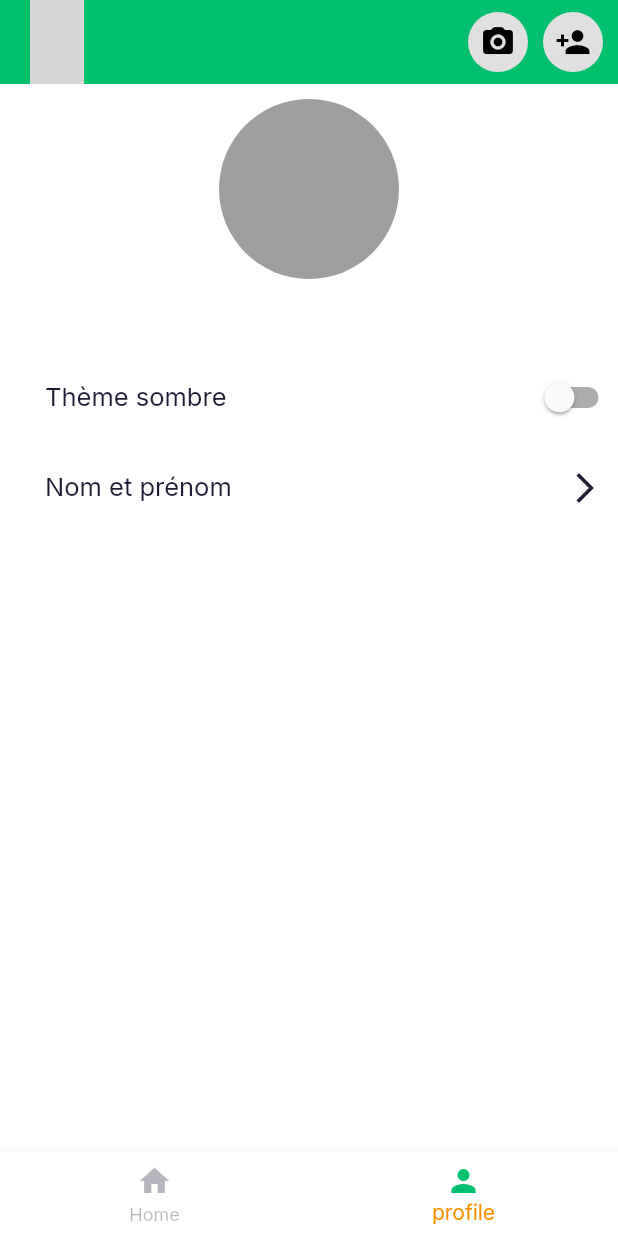
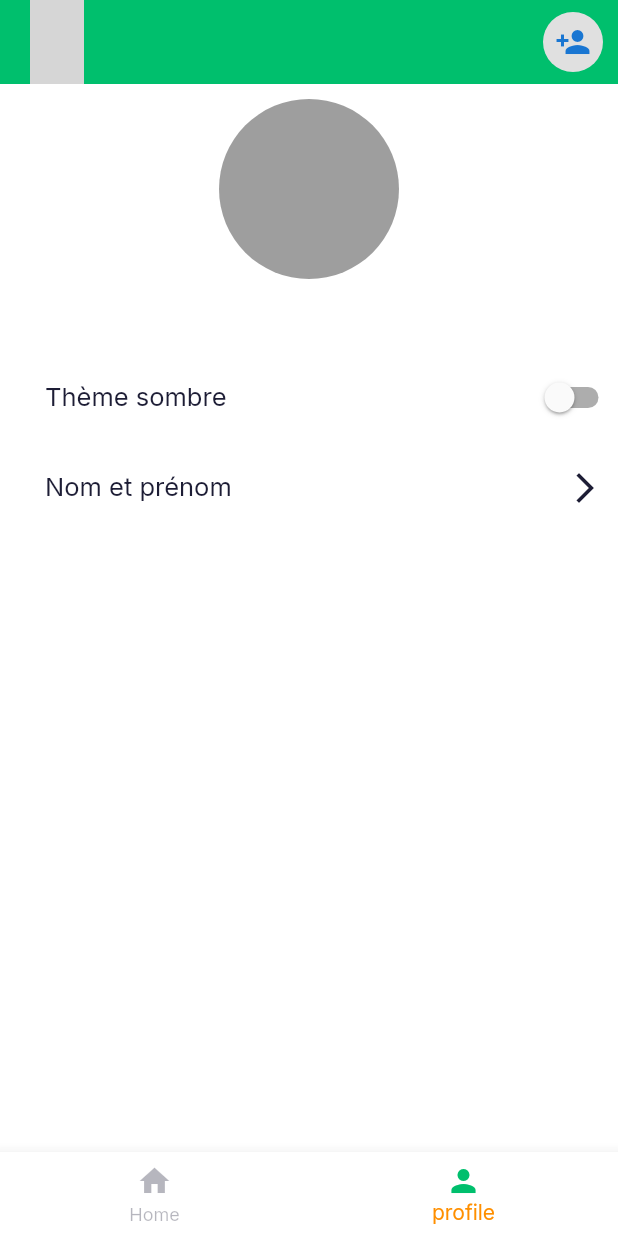
Before and after one commit to lerimeur/FL2-qwerty, a Flutter app: the MyBottomBar screen opened directly, item 2 of the bottom bar chosen, on a phone screen of 412 x 824 dp. Run offline on Flutter 3.47's test engine with Material 2 defaults, Android fonts, the phone set to English and light mode, and no system bars; our stand-ins replace animated_splash_screen, email_validator, google_fonts; accounts and stored records are empty; network calls fail; project files that could hold a hidden picture were left out; grey boxes are pictures that could not be loaded.

Commit message:
feat: create conv

```diff
--- a/lib/Component/bottom_bar.dart
+++ b/lib/Component/bottom_bar.dart
@@ -1,6 +1,6 @@
-import 'package:fl2_qwerty_messenger/Component/button.dart';
 import 'package:fl2_qwerty_messenger/Page/home.dart';
 import 'package:fl2_qwerty_messenger/Page/profile.dart';
+import 'package:fl2_qwerty_messenger/Page/search.dart';
 import 'package:fl2_qwerty_messenger/type.dart';
 import 'package:fl2_qwerty_messenger/utils.dart';
 import 'package:flutter/material.dart';
@@ -50,24 +50,15 @@ class MyBottomBarState extends State<MyBottomBar> {
             radius: 20,
             backgroundColor: Colors.grey[300],
             child: IconButton(
-              icon: const Icon(Icons.camera_alt_rounded, color: Colors.black),
-              tooltip: 'Show Snackbar',
+              icon: const Icon(Icons.person_add_sharp),
               onPressed: () {
-                ScaffoldMessenger.of(context).showSnackBar(
-                    const SnackBar(content: Text('This is a snackbar')));
-              },
-            ),
-          ),
-          const SizedBox(width: 10),
-          CircleAvatar(
-            radius: 20,
-            backgroundColor: Colors.grey[300],
-            child: IconButton(
-              icon: const Icon(Icons.person_add_sharp, color: Colors.black),
-              tooltip: 'Show Snackbar',
-              onPressed: () {
-                ScaffoldMessenger.of(context).showSnackBar(
-                    const SnackBar(content: Text('This is a snackbar')));
+                Navigator.of(context).push(
+                  MaterialPageRoute<dynamic>(
+                    builder: (BuildContext context) {
+                      return const Search();
+                    },
+                  ),
+                );
               },
             ),
           ),
--- a/lib/Component/input_text.dart
+++ b/lib/Component/input_text.dart
@@ -1,4 +1,3 @@
-import 'package:fl2_qwerty_messenger/type.dart';
 import 'package:flutter/material.dart';
 
 class InputText extends StatefulWidget {
--- a/lib/type.dart
+++ b/lib/type.dart
@@ -14,15 +14,14 @@ class User {
     required this.id,
     required this.firstname,
     required this.lastname,
-    required this.token,
     required this.profilePicture,
+    required this.darkMode,
   });
   final String id;
   final String firstname;
   final String lastname;
-  final String token;
   final String profilePicture;
-
+  final bool darkMode;
   String getFirstname() => firstname;
   String getLastname() => lastname;
 }
@@ -45,12 +44,14 @@ class Conversation {
     required this.lastMessage,
     required this.id,
     required this.messages,
+    required this.userlist,
   });
 
   final String id;
   final String title;
   final String lastMessage;
   List<Message> messages;
+  List<User> userlist;
 
   List<Message> get gettermessages => messages;
 }
```
Also changed, not shown: lib/Page/chat.dart (+24 -24 lines), lib/Page/chats.dart (+19 -19 lines), lib/Page/home.dart (+22 -86 lines), lib/Page/search.dart (+19 -8 lines), lib/utils.dart (+55 -12 lines), 3 other files.
